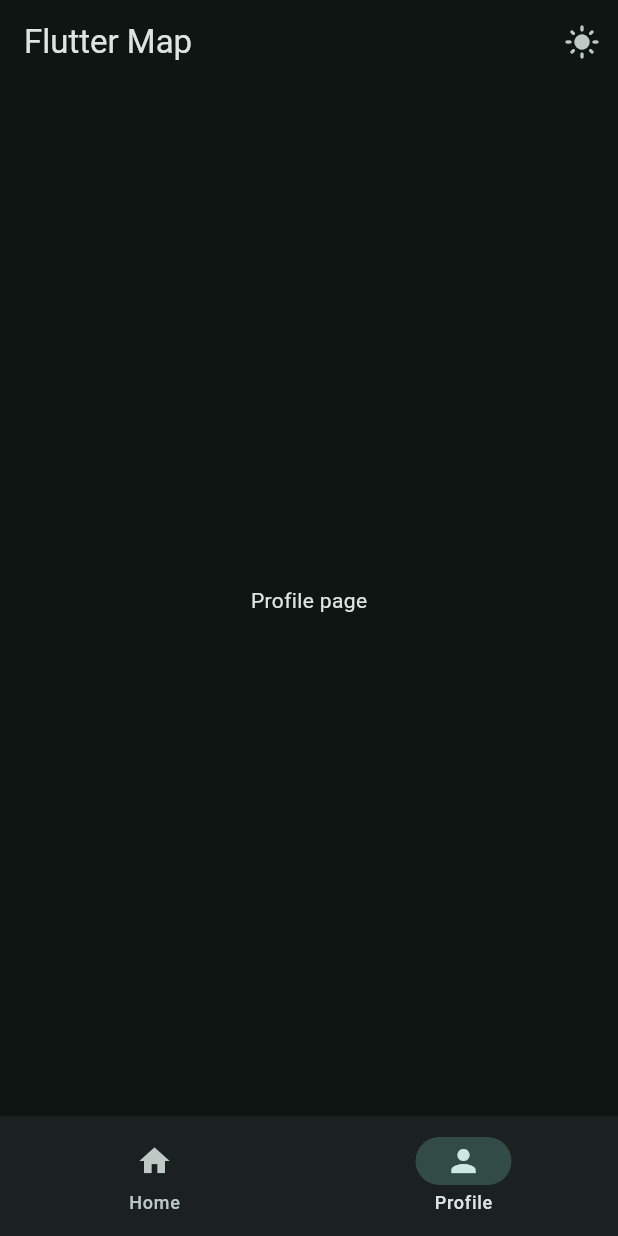
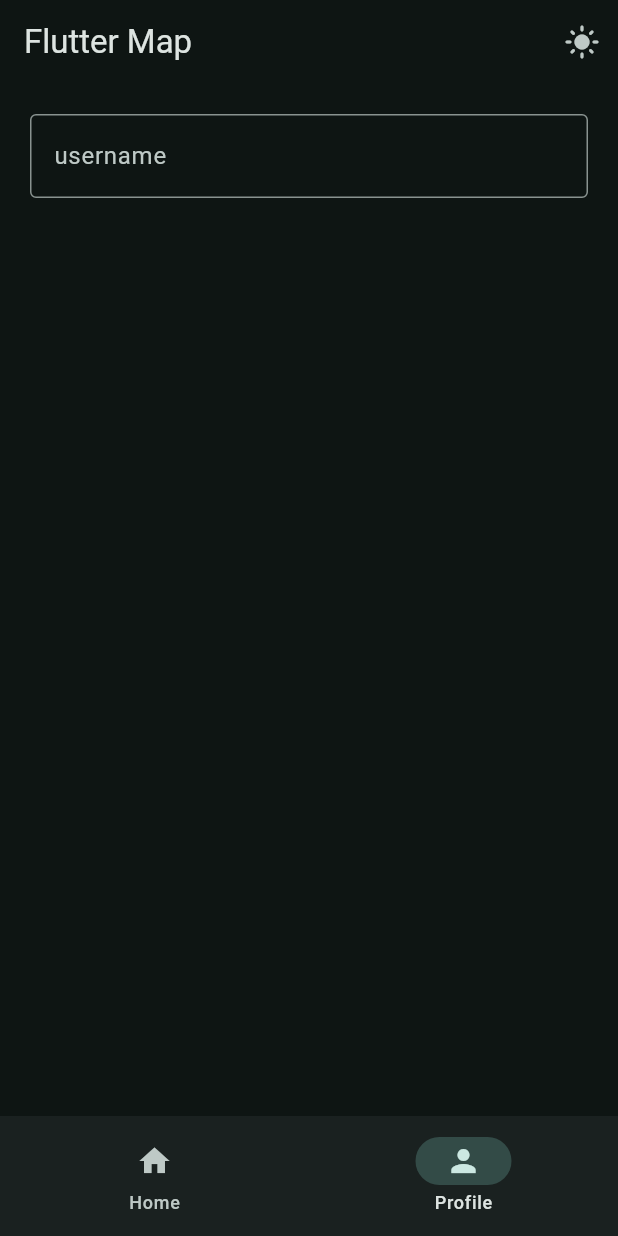
Before and after one commit to pmudassir/flutter_app, a Flutter app: the screen it shows after launch, item 2 of the bottom bar chosen, on a phone screen of 412 x 824 dp. Run offline on Flutter 3.47's test engine with Material 3 defaults, Android fonts, the phone set to English and light mode, and no system bars.

Commit message:
text fiels

```diff
--- a/lib/views/pages/profile_page.dart
+++ b/lib/views/pages/profile_page.dart
@@ -1,10 +1,33 @@
 import 'package:flutter/material.dart';
 
-class ProfilePage extends StatelessWidget {
+class ProfilePage extends StatefulWidget {
   const ProfilePage({super.key});
 
   @override
+  State<ProfilePage> createState() => _ProfilePageState();
+}
+
+class _ProfilePageState extends State<ProfilePage> {
+  TextEditingController controller = TextEditingController();
+  @override
   Widget build(BuildContext context) {
-    return Center(child: Text("Profile page"));
+    return Padding(
+      padding: const EdgeInsets.all(20.0),
+      child: Column(
+        children: [
+          TextField(
+            controller: controller,
+            decoration: InputDecoration(
+              border: OutlineInputBorder(),
+              label: Text("username"),
+            ),
+            onEditingComplete: () {
+              setState(() {});
+            },
+          ),
+          Text(controller.text),
+        ],
+      ),
+    );
   }
 }
```
